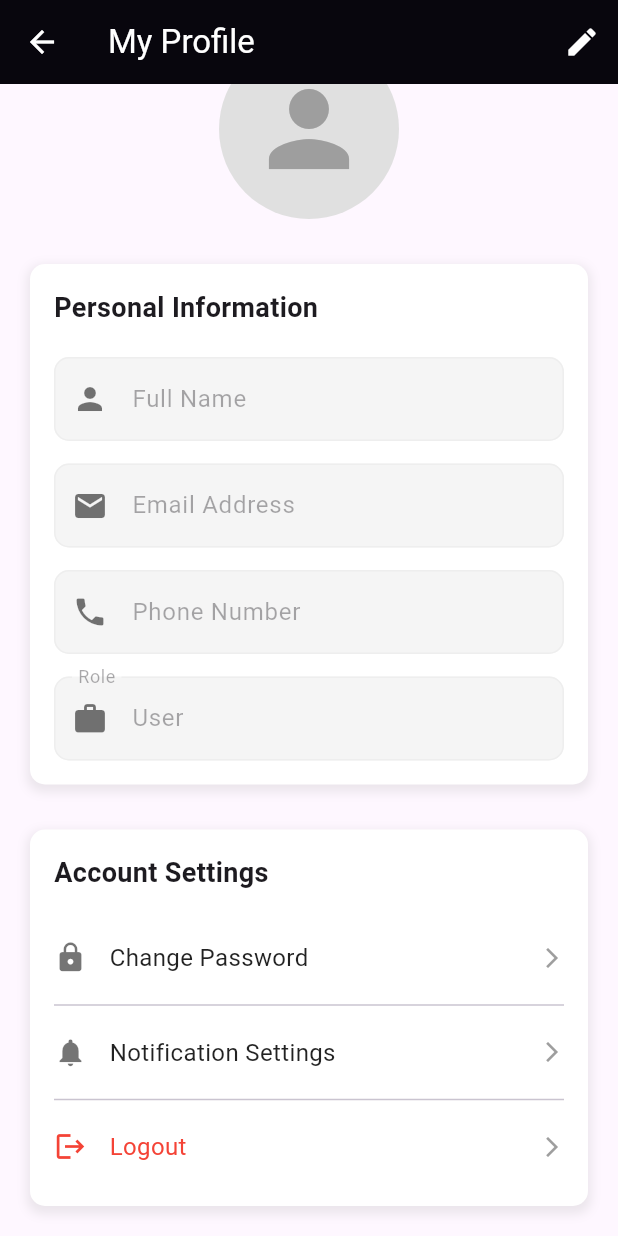
After one commit to rahulxettri01/fyp_namaste_events, a Flutter app: the ProfilePage screen opened directly, scrolled down 70 dp, after a tap on "Change Password", after a tap on "Notification Settings", on a phone screen of 412 x 824 dp. The commit adds this screen. Run offline on Flutter 3.47's test engine with Material 3 defaults, Android fonts, the phone set to English and light mode, and no system bars; our stand-ins replace carousel_slider, file_picker, google_fonts, jwt_decoder, shared_preferences, smooth_page_indicator; accounts and stored records are empty; network calls fail.

Commit message:
fetch profile of the  user data

```diff
--- a/fyp_namaste_events-main/lib/main.dart
+++ b/fyp_namaste_events-main/lib/main.dart
@@ -1,4 +1,3 @@
-
 import 'package:flutter/material.dart';
 import 'package:fyp_namaste_events/pages/AddInventory.dart';
 import 'package:fyp_namaste_events/pages/AdminDahboardPage.dart';
--- /dev/null
+++ b/fyp_namaste_events-main/lib/pages/ProfilePage.dart
@@ -0,0 +1,395 @@
+import 'package:flutter/material.dart';
+import 'package:fyp_namaste_events/pages/login_register_page.dart';
+import 'package:fyp_namaste_events/services/Api/api_authentication.dart';
+import 'package:http/http.dart' as http;
+import 'dart:convert';
+import 'package:fyp_namaste_events/utils/costants/api_constants.dart';
+
+
+
+class ProfilePage extends StatefulWidget {
+  const ProfilePage({Key? key}) : super(key: key);
+
+  @override
+  _ProfilePageState createState() => _ProfilePageState();
+}
+
+class _ProfilePageState extends State<ProfilePage> {
+  final TextEditingController _nameController = TextEditingController();
+  final TextEditingController _emailController = TextEditingController();
+  final TextEditingController _phoneController = TextEditingController();
+  bool _isEditing = false;
+  bool _isLoading = true;
+  String _errorMessage = ''; // Add error message state
+
+  @override
+  void initState() {
+    super.initState();
+    _fetchUserProfile();
+  }
+
+  Future<void> _fetchUserProfile() async {
+    try {
+      final userData = await Api.getUserProfile();
+      print("User Data: $userData");
+      if (userData['success'] != false) {
+        setState(() {
+          _nameController.text = userData["data"]['userName'] ?? 'John Doe';
+          _emailController.text = userData["data"]['email'] ?? 'john.doe@example.com';
+          _phoneController.text = userData["data"]['phone'] ?? '+977 9812345678';
+          _isLoading = false;
+        });
+      } else {
+        setState(() {
+          _isLoading = false;
+        });
+        ScaffoldMessenger.of(context).showSnackBar(
+          SnackBar(
+              content: Text(userData['message'] ?? 'Failed to load profile')),
+        );
+      }
+    } catch (e) {
+      setState(() {
+        _isLoading = false;
+      });
+      ScaffoldMessenger.of(context).showSnackBar(
+        SnackBar(content: Text('Error: ${e.toString()}')),
+      );
+    }
+  }
+
+  Future<void> _updateProfile() async {
+    if (!mounted) return;
+
+    setState(() {
+      _isLoading = true;
+      _errorMessage = '';
+    });
+
+    try {
+      final response = await http.post(
+        Uri.parse('${APIConstants.baseUrl}users/update_profile'),
+        headers: {
+          "Content-Type": "application/json",
+        },
+        body: jsonEncode({
+          "userName": _nameController.text,
+          "phone": _phoneController.text,
+        }),
+      );
+
+      if (response.statusCode == 200) {
+        if (mounted) {
+          setState(() {
+            _isEditing = false;
+            _isLoading = false;
+          });
+          ScaffoldMessenger.of(context).showSnackBar(
+            const SnackBar(content: Text('Profile updated successfully')),
+          );
+        }
+      } else {
+        if (mounted) {
+          setState(() {
+            _isLoading = false;
+            _errorMessage = 'Failed to update profile: ${response.statusCode}';
+          });
+        }
+      }
+    } catch (e) {
+      if (mounted) {
+        setState(() {
+          _isLoading = false;
+          _errorMessage = 'Error: ${e.toString()}';
+        });
+      }
+    }
+  }
+
+  @override
+  Widget build(BuildContext context) {
+    if (_isLoading) {
+      return const Center(child: CircularProgressIndicator());
+    }
+
+    return Scaffold(
+      appBar: AppBar(
+        title: const Text('My Profile'),
+        backgroundColor: Colors.black,
+        foregroundColor: Colors.white,
+        actions: [
+          IconButton(
+            // Update the edit button action
+            icon: Icon(_isEditing ? Icons.save : Icons.edit),
+            onPressed: () async {
+              if (_isEditing) {
+                await _updateProfile(); // Call update when saving
+              } else {
+                setState(() {
+                  _isEditing = true;
+                });
+              }
+            },
+          ),
+          // Add error message display in build method
+          if (_errorMessage.isNotEmpty)
+            Padding(
+              padding: const EdgeInsets.all(8.0),
+              child: Text(
+                _errorMessage,
+                style: TextStyle(color: Colors.red),
+              ),
+            ),
+        ],
+      ),
+      body: SingleChildScrollView(
+        padding: const EdgeInsets.all(20.0),
+        child: Column(
+          crossAxisAlignment: CrossAxisAlignment.center,
+          children: [
+            const SizedBox(height: 20),
+            // Profile picture
+            Stack(
+              alignment: Alignment.bottomRight,
+              children: [
+                CircleAvatar(
+                  radius: 60,
+                  backgroundColor: Colors.grey[300],
+                  child: const Icon(
+                    Icons.person,
+                    size: 80,
+                    color: Colors.grey,
+                  ),
+                ),
+                if (_isEditing)
+                  Container(
+                    decoration: const BoxDecoration(
+                      color: Colors.black,
+                      shape: BoxShape.circle,
+                    ),
+                    child: IconButton(
+                      icon: const Icon(
+                        Icons.camera_alt,
+                        color: Colors.white,
+                        size: 20,
+                      ),
+                      onPressed: () {
+                        // Placeholder for image picker
+                      },
+                    ),
+                  ),
+              ],
+            ),
+            const SizedBox(height: 30),
+
+            // User information form
+            Container(
+              padding: const EdgeInsets.all(16),
+              decoration: BoxDecoration(
+                color: Colors.white,
+                borderRadius: BorderRadius.circular(10),
+                boxShadow: [
+                  BoxShadow(
+                    color: Colors.grey.withOpacity(0.2),
+                    spreadRadius: 2,
+                    blurRadius: 5,
+                    offset: const Offset(0, 3),
+                  ),
+                ],
+              ),
+              child: Column(
+                crossAxisAlignment: CrossAxisAlignment.start,
+                children: [
+                  const Text(
+                    'Personal Information',
+                    style: TextStyle(
+                      fontSize: 18,
+                      fontWeight: FontWeight.bold,
+                    ),
+                  ),
+                  const SizedBox(height: 20),
+
+                  // Name field
+                  _buildTextField(
+                    label: 'Full Name',
+                    icon: Icons.person,
+                    controller: _nameController,
+                    enabled: _isEditing,
+                  ),
+                  const SizedBox(height: 15),
+
+                  // Email field
+                  _buildTextField(
+                    label: 'Email Address',
+                    icon: Icons.email,
+                    controller: _emailController,
+                    enabled: false,
+                    keyboardType: TextInputType.emailAddress,
+                  ),
+                  const SizedBox(height: 15),
+
+                  // Phone field
+                  _buildTextField(
+                    label: 'Phone Number',
+                    icon: Icons.phone,
+                    controller: _phoneController,
+                    enabled: _isEditing,
+                    keyboardType: TextInputType.phone,
+                  ),
+                  const SizedBox(height: 15),
+
+                  // Role field (non-editable)
+                  TextField(
+                    enabled: false,
+                    controller: TextEditingController(text: 'User'),
+                    decoration: InputDecoration(
+                      labelText: 'Role',
+                      prefixIcon: const Icon(Icons.work, color: Colors.black54),
+                      border: OutlineInputBorder(
+                        borderRadius: BorderRadius.circular(10),
+                        borderSide: BorderSide(color: Colors.grey.shade300),
+                      ),
+                      disabledBorder: OutlineInputBorder(
+                        borderRadius: BorderRadius.circular(10),
+                        borderSide: BorderSide(color: Colors.grey.shade200),
+                      ),
+                      filled: true,
+                      fillColor: Colors.grey.shade100,
+                    ),
+                  ),
+                ],
+              ),
+            ),
+
+            const SizedBox(height: 30),
+
+            // Settings section
+            Container(
+              padding: const EdgeInsets.all(16),
+              decoration: BoxDecoration(
+                color: Colors.white,
+                borderRadius: BorderRadius.circular(10),
+                boxShadow: [
+                  BoxShadow(
+                    color: Colors.grey.withOpacity(0.2),
+                    spreadRadius: 2,
+                    blurRadius: 5,
+                    offset: const Offset(0, 3),
+                  ),
+                ],
+              ),
+              child: Column(
+                crossAxisAlignment: CrossAxisAlignment.start,
+                children: [
+                  const Text(
+                    'Account Settings',
+                    style: TextStyle(
+                      fontSize: 18,
+                      fontWeight: FontWeight.bold,
+                    ),
+                  ),
+                  const SizedBox(height: 20),
+                  _buildSettingsItem(
+                    icon: Icons.lock,
+                    title: 'Change Password',
+                    onTap: () {
+                      // Placeholder for navigation
+                    },
+                  ),
+                  const Divider(),
+                  _buildSettingsItem(
+                    icon: Icons.notifications,
+                    title: 'Notification Settings',
+                    onTap: () {
+                      // Placeholder for navigation
+                    },
+                  ),
+                  const Divider(),
+                  _buildSettingsItem(
+                    icon: Icons.logout,
+                    title: 'Logout',
+                    onTap: () {
+                      // Navigate to login page
+                      Navigator.pushAndRemoveUntil(
+                        context,
+                        MaterialPageRoute(
+                            builder: (context) => const LoginPage()),
+                        (route) => false, // This removes all previous routes
+                      );
+                    },
+                    textColor: Colors.red,
+                  ),
+                ],
+              ),
+            ),
+          ],
+        ),
+      ),
+    );
+  }
+
+  Widget _buildTextField({
+    required String label,
+    required IconData icon,
+    required TextEditingController controller,
+    bool enabled = true,
+    TextInputType keyboardType = TextInputType.text,
+  }) {
+    return TextField(
+      controller: controller,
+      enabled: enabled,
+      keyboardType: keyboardType,
+      decoration: InputDecoration(
+        labelText: label,
+        prefixIcon: Icon(icon, color: Colors.black54),
+        border: OutlineInputBorder(
+          borderRadius: BorderRadius.circular(10),
+          borderSide: BorderSide(color: Colors.grey.shade300),
+        ),
+        enabledBorder: OutlineInputBorder(
+          borderRadius: BorderRadius.circular(10),
+          borderSide: BorderSide(color: Colors.grey.shade300),
+        ),
+        focusedBorder: OutlineInputBorder(
+          borderRadius: BorderRadius.circular(10),
+          borderSide: const BorderSide(color: Colors.black),
+        ),
+        disabledBorder: OutlineInputBorder(
+          borderRadius: BorderRadius.circular(10),
+          borderSide: BorderSide(color: Colors.grey.shade200),
+        ),
+        filled: true,
+        fillColor: enabled ? Colors.white : Colors.grey.shade100,
+      ),
+    );
+  }
+
+  Widget _buildSettingsItem({
+    required IconData icon,
+    required String title,
+    required VoidCallback onTap,
+    Color? textColor,
+  }) {
+    return InkWell(
+      onTap: onTap,
+      child: Padding(
+        padding: const EdgeInsets.symmetric(vertical: 12),
+        child: Row(
+          children: [
+            Icon(icon, color: textColor ?? Colors.black54, size: 22),
+            const SizedBox(width: 15),
+            Text(
+              title,
+              style: TextStyle(
+                fontSize: 16,
+                color: textColor ?? Colors.black87,
+              ),
+            ),
+            const Spacer(),
+            const Icon(Icons.arrow_forward_ios, size: 16, color: Colors.grey),
+          ],
+        ),
+      ),
+    );
+  }
+}
--- a/fyp_namaste_events-main/lib/services/Api/api_authentication.dart
+++ b/fyp_namaste_events-main/lib/services/Api/api_authentication.dart
@@ -339,4 +339,77 @@ class Api {
       return null;
     }
   }
+
+  static Future<Map<String, dynamic>?> resetPassword(
+    String userId,
+    String newPassword,
+  ) async {
+    try {
+      final response = await http.post(
+        Uri.parse('${APIConstants.baseUrl}auth/reset-password'),
+        headers: {'Content-Type': 'application/json'},
+        body: jsonEncode({
+          'userId': userId,
+          'newPassword': newPassword,
+        }),
+      );
+
+      if (response.statusCode == 200) {
+        return {'success': true, ...jsonDecode(response.body)};
+      } else {
+        return {'success': false, ...jsonDecode(response.body)};
+      }
+    } catch (e) {
+      return {'success': false, 'message': 'Error: ${e.toString()}'};
+    }
+  }
+
+  static Future<Map<String, dynamic>?> forgotPassword(String email) async {
+    try {
+      final response = await http.post(
+        Uri.parse('${APIConstants.baseUrl}auth/forgot-password'),
+        headers: {'Content-Type': 'application/json'},
+        body: jsonEncode({
+          'email': email,
+        }),
+      );
+
+      if (response.statusCode == 200) {
+        return {'success': true, ...jsonDecode(response.body)};
+      } else {
+        return {'success': false, ...jsonDecode(response.body)};
+      }
+    } catch (e) {
+      return {'success': false, 'message': 'Error: ${e.toString()}'};
+    }
+  }
+
+  static Future<Map<String, dynamic>> getUserProfile() async {
+    var url = Uri.parse("${APIConstants.baseUrl}auth/users/profile");
+    String? token = await APIConstants.getToken();
+
+    try {
+      final response = await http.get(
+        url,
+        headers: {
+          "Authorization": "Bearer $token",
+          "Content-Type": "application/json",
+        },
+      );
+
+      if (response.statusCode == 200) {
+        return jsonDecode(response.body);
+      } else {
+        return {
+          "success": false,
+          "message": "Failed to fetch profile: ${response.statusCode}"
+        };
+      }
+    } catch (e) {
+      return {
+        "success": false,
+        "message": "Error fetching profile: ${e.toString()}"
+      };
+    }
+  }
 }
--- a/fyp_namaste_events-main/lib/utils/costants/api_constants.dart
+++ b/fyp_namaste_events-main/lib/utils/costants/api_constants.dart
@@ -2,7 +2,7 @@
 import 'package:shared_preferences/shared_preferences.dart';
 
 class APIConstants {
-  static String baseUrl = "http://192.168.1.72:2000/";
+  static String baseUrl = "http://192.168.1.64:2000/";
   static Future<String?> getToken() async {
     final prefs = await SharedPreferences.getInstance();
     return prefs.getString('FrontToken');
```
Also changed, not shown: fyp_namaste_events-main/lib/components/bottom_nav_bar.dart (+8 -2 lines), fyp_namaste_events-main/lib/pages/login_register_page.dart (+13 -8 lines), 1 other file.
